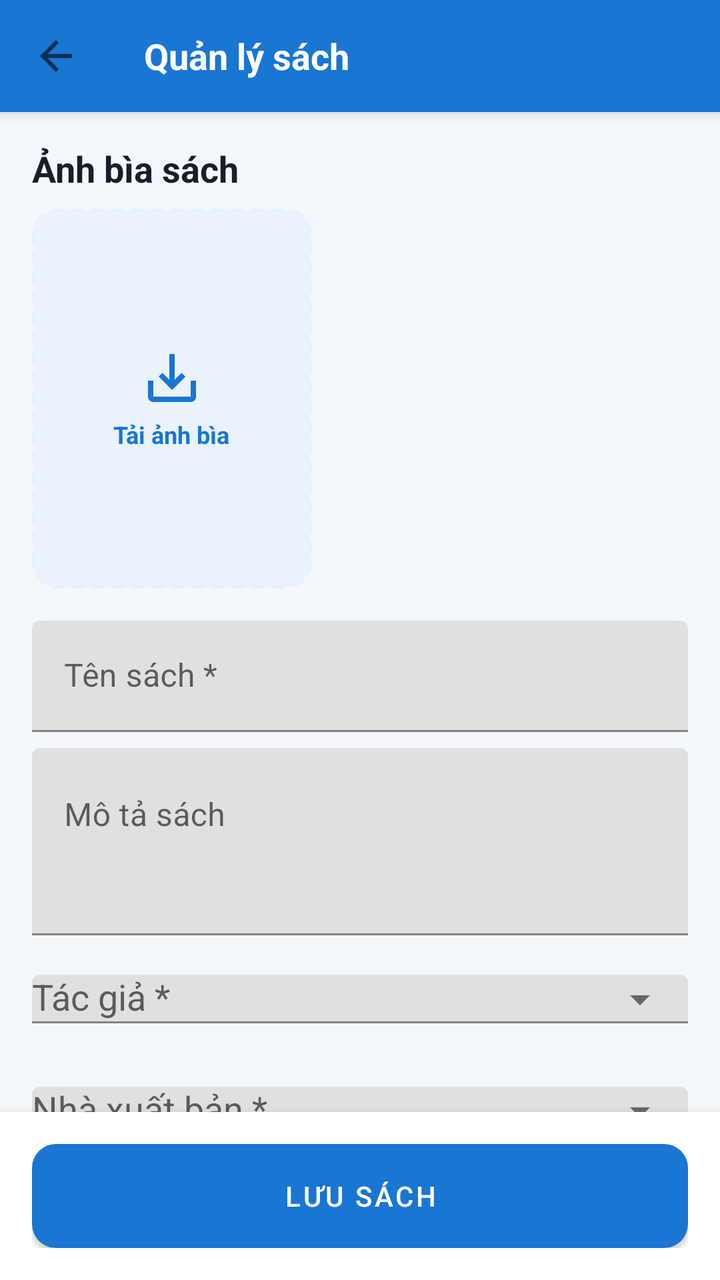
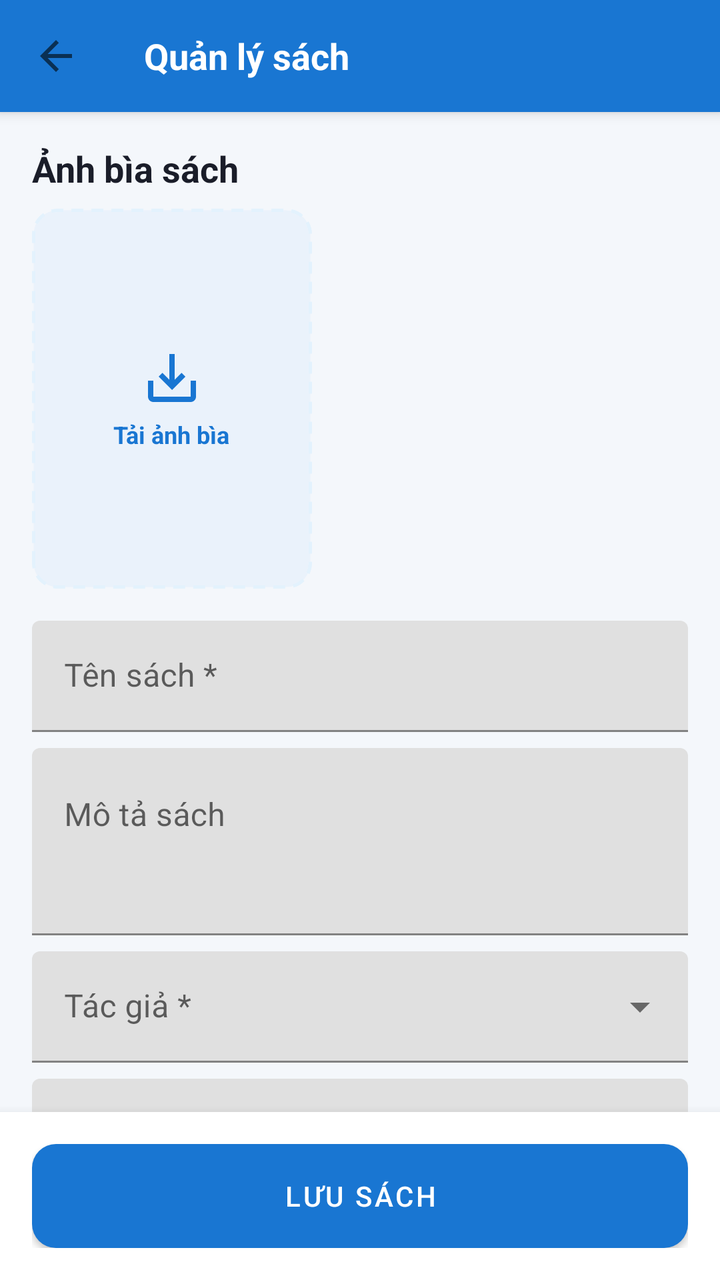

The first picture is an Android layout as it rendered before a commit; the second is the same layout after the commit. The layout source and the unified diff follow.
<!-- AndroidManifest.xml: application theme Theme.BookApp -->
<!-- res/layout/admin_activity_add_edit_book.xml -->
<?xml version="1.0" encoding="utf-8"?>
<LinearLayout xmlns:android="http://schemas.android.com/apk/res/android"
    xmlns:app="http://schemas.android.com/apk/res-auto"
    xmlns:tools="http://schemas.android.com/tools"
    android:layout_width="match_parent"
    android:layout_height="match_parent"
    android:background="@color/background"
    android:orientation="vertical">

    <include layout="@layout/admin_toolbar_admin" />

    <androidx.core.widget.NestedScrollView
        android:layout_width="match_parent"
        android:layout_height="0dp"
        android:layout_weight="1"
        android:overScrollMode="never">

        <LinearLayout
            android:layout_width="match_parent"
            android:layout_height="wrap_content"
            android:orientation="vertical"
            android:padding="@dimen/spacing_md">

            
            <TextView style="@style/Text.Heading2" android:text="Ảnh bìa sách"
                android:layout_width="wrap_content" android:layout_height="wrap_content"/>

            <FrameLayout
                android:id="@+id/fl_cover_upload"
                android:layout_width="140dp"
                android:layout_height="190dp"
                android:layout_marginTop="@dimen/spacing_sm"
                android:background="@drawable/bg_dashed_upload">

                <ImageView
                    android:id="@+id/iv_book_cover_preview"
                    android:layout_width="match_parent"
                    android:layout_height="match_parent"
                    android:scaleType="centerCrop"
                    android:visibility="gone"
                    tools:visibility="visible" />

                <LinearLayout
                    android:id="@+id/ll_upload_placeholder"
                    android:layout_width="match_parent"
                    android:layout_height="match_parent"
                    android:gravity="center"
                    android:orientation="vertical">

                    <ImageView
                        android:layout_width="32dp"
                        android:layout_height="32dp"
                        android:src="@drawable/ic_upload_image" />

                    <TextView
                        android:layout_width="wrap_content"
                        android:layout_height="wrap_content"
                        android:layout_marginTop="4dp"
                        android:text="Tải ảnh bìa"
                        android:textColor="@color/primary"
                        android:textSize="12sp"
                        android:textStyle="bold" />
                </LinearLayout>
            </FrameLayout>

            
            <com.google.android.material.textfield.TextInputLayout
                android:layout_width="match_parent"
                android:layout_height="wrap_content"
                android:layout_marginTop="@dimen/spacing_md"
                android:hint="Tên sách *">

                <com.google.android.material.textfield.TextInputEditText
                    android:id="@+id/et_book_title"
                    android:layout_width="match_parent"
                    android:layout_height="wrap_content" />
            </com.google.android.material.textfield.TextInputLayout>

            
            <com.google.android.material.textfield.TextInputLayout
                android:layout_width="match_parent"
                android:layout_height="wrap_content"
                android:layout_marginTop="@dimen/spacing_sm"
                android:hint="Mô tả sách">

                <com.google.android.material.textfield.TextInputEditText
                    android:id="@+id/et_book_description"
                    android:layout_width="match_parent"
                    android:layout_height="wrap_content"
                    android:gravity="top"
                    android:inputType="textMultiLine"
                    android:minLines="3" />
            </com.google.android.material.textfield.TextInputLayout>

            
            <com.google.android.material.textfield.TextInputLayout
                android:layout_width="match_parent"
                android:layout_height="wrap_content"
                android:layout_marginTop="@dimen/spacing_sm"
                android:hint="Tác giả *"
                app:endIconMode="dropdown_menu">

                <AutoCompleteTextView
                    android:id="@+id/act_book_author"
                    android:layout_width="match_parent"
                    android:layout_height="wrap_content"
                    android:inputType="none" />
            </com.google.android.material.textfield.TextInputLayout>

            <com.google.android.material.textfield.TextInputLayout
                android:layout_width="match_parent"
                android:layout_height="wrap_content"
                android:layout_marginTop="@dimen/spacing_sm"
                android:hint="Nhà xuất bản *"
                app:endIconMode="dropdown_menu">

                <AutoCompleteTextView
                    android:id="@+id/act_book_publisher"
                    android:layout_width="match_parent"
                    android:layout_height="wrap_content"
                    android:inputType="none" />
            </com.google.android.material.textfield.TextInputLayout>

            
            <TextView
                android:layout_width="wrap_content"
                android:layout_height="wrap_content"
                android:layout_marginTop="@dimen/spacing_md"
                android:text="Thể loại *"
                style="@style/Text.Body" />

            <com.google.android.material.chip.ChipGroup
                android:id="@+id/cg_book_categories"
                android:layout_width="match_parent"
                android:layout_height="wrap_content"
                android:layout_marginTop="@dimen/spacing_xs"
                app:chipSpacingHorizontal="6dp"
                app:selectionRequired="false"
                app:singleSelection="false">

                <com.google.android.material.chip.Chip
                    style="@style/Widget.MaterialComponents.Chip.Filter"
                    android:layout_width="wrap_content"
                    android:layout_height="wrap_content"
                    android:text="Kỹ năng sống" />

                <com.google.android.material.chip.Chip
                    style="@style/Widget.MaterialComponents.Chip.Filter"
                    android:layout_width="wrap_content"
                    android:layout_height="wrap_content"
                    android:text="Văn học" />
            </com.google.android.material.chip.ChipGroup>

            
            <LinearLayout
                android:layout_width="match_parent"
                android:layout_height="wrap_content"
                android:layout_marginTop="@dimen/spacing_sm"
                android:orientation="horizontal">

                <com.google.android.material.textfield.TextInputLayout
                    android:layout_width="0dp"
                    android:layout_height="wrap_content"
                    android:layout_marginEnd="@dimen/spacing_xs"
                    android:layout_weight="1"
                    android:hint="Giá gốc (đ) *">

                    <com.google.android.material.textfield.TextInputEditText
                        android:id="@+id/et_book_price"
                        android:layout_width="match_parent"
                        android:layout_height="wrap_content"
                        android:inputType="number" />
                </com.google.android.material.textfield.TextInputLayout>

                <com.google.android.material.textfield.TextInputLayout
                    android:layout_width="0dp"
                    android:layout_height="wrap_content"
                    android:layout_marginStart="@dimen/spacing_xs"
                    android:layout_weight="1"
                    android:hint="Giá sale (đ)">

                    <com.google.android.material.textfield.TextInputEditText
                        android:id="@+id/et_book_sale_price"
                        android:layout_width="match_parent"
                        android:layout_height="wrap_content"
                        android:inputType="number" />
                </com.google.android.material.textfield.TextInputLayout>
            </LinearLayout>

            <com.google.android.material.textfield.TextInputLayout
                android:layout_width="match_parent"
                android:layout_height="wrap_content"
                android:layout_marginTop="@dimen/spacing_sm"
                android:hint="Số lượng tồn kho *">

                <com.google.android.material.textfield.TextInputEditText
                    android:id="@+id/et_book_stock"
                    android:layout_width="match_parent"
                    android:layout_height="wrap_content"
                    android:inputType="number" />
            </com.google.android.material.textfield.TextInputLayout>

            
            <LinearLayout
                android:layout_width="match_parent"
                android:layout_height="wrap_content"
                android:layout_marginTop="@dimen/spacing_md"
                android:background="@drawable/bg_rounded_card"
                android:orientation="vertical"
                android:padding="@dimen/spacing_sm">

                <LinearLayout
                    android:layout_width="match_parent"
                    android:layout_height="wrap_content"
                    android:gravity="center_vertical"
                    android:orientation="horizontal">

                    <TextView
                        android:layout_width="0dp"
                        android:layout_height="wrap_content"
                        android:layout_weight="1"
                        android:text="Ghim hiển thị trang chủ"
                        style="@style/Text.Body" />

                    <androidx.appcompat.widget.SwitchCompat
                        android:id="@+id/sw_is_featured"
                        android:layout_width="wrap_content"
                        android:layout_height="wrap_content"
                        app:thumbTint="@color/primary" />
                </LinearLayout>

                <View
                    android:layout_width="match_parent"
                    android:layout_height="1dp"
                    android:layout_marginVertical="@dimen/spacing_xs"
                    android:background="@color/divider" />

                <LinearLayout
                    android:layout_width="match_parent"
                    android:layout_height="wrap_content"
                    android:gravity="center_vertical"
                    android:orientation="horizontal">

                    <TextView
                        android:layout_width="0dp"
                        android:layout_height="wrap_content"
                        android:layout_weight="1"
                        android:text="Đang mở bán (hiển thị cho khách)"
                        style="@style/Text.Body" />

                    <androidx.appcompat.widget.SwitchCompat
                        android:id="@+id/sw_is_active"
                        android:layout_width="wrap_content"
                        android:layout_height="wrap_content"
                        android:checked="true"
                        app:thumbTint="@color/primary" />
                </LinearLayout>
            </LinearLayout>

            <Space android:layout_width="match_parent" android:layout_height="24dp" />
        </LinearLayout>
    </androidx.core.widget.NestedScrollView>

    
    <LinearLayout
        android:layout_width="match_parent"
        android:layout_height="wrap_content"
        android:background="@color/surface"
        android:elevation="8dp"
        android:orientation="horizontal"
        android:padding="@dimen/spacing_md">

        <com.google.android.material.button.MaterialButton
            android:id="@+id/btn_delete_book"
            style="@style/Widget.BookApp.Button.Outline"
            android:layout_width="wrap_content"
            android:layout_height="@dimen/button_height"
            android:layout_marginEnd="@dimen/spacing_sm"
            android:strokeColor="@color/error"
            android:text="Xóa"
            android:textColor="@color/error"
            android:visibility="gone"
            tools:visibility="visible" />

        <com.google.android.material.button.MaterialButton
            android:id="@+id/btn_save_book"
            style="@style/Widget.BookApp.Button.Primary"
            android:layout_width="0dp"
            android:layout_height="@dimen/button_height"
            android:layout_weight="1"
            android:text="Lưu sách" />
    </LinearLayout>

</LinearLayout>
<!-- res/layout/admin_toolbar_admin.xml (included above) -->
<?xml version="1.0" encoding="utf-8"?>
<androidx.appcompat.widget.Toolbar xmlns:android="http://schemas.android.com/apk/res/android"
    xmlns:app="http://schemas.android.com/apk/res-auto"
    android:id="@+id/tb_toolbar"
    android:layout_width="match_parent"
    android:layout_height="?attr/actionBarSize"
    android:background="@color/primary"
    app:contentInsetStart="0dp"
    app:navigationIcon="@drawable/ic_back"
    app:elevation="4dp">

    <LinearLayout
        android:layout_width="match_parent"
        android:layout_height="match_parent"
        android:gravity="center_vertical"
        android:orientation="horizontal">

        <TextView
            android:id="@+id/tv_toolbar_title"
            android:layout_width="0dp"
            android:layout_height="wrap_content"
            android:layout_weight="1"
            android:ellipsize="end"
            android:maxLines="1"
            android:text="Quản lý sách"
            android:textColor="@color/white"
            android:textSize="18sp"
            android:textStyle="bold" />

        <ImageView
            android:id="@+id/iv_toolbar_action"
            android:layout_width="@dimen/touch_target_min"
            android:layout_height="@dimen/touch_target_min"
            android:background="?attr/selectableItemBackgroundBorderless"
            android:padding="12dp"
            android:src="@drawable/ic_filter"
            android:visibility="gone"
            app:tint="@color/white"
            tools:visibility="visible"
            xmlns:tools="http://schemas.android.com/tools" />
    </LinearLayout>
</androidx.appcompat.widget.Toolbar>
<!-- resources referenced by this layout -->
<resources>
  <color name="background">#F4F7FB</color>
  <color name="divider">#E5E9F0</color>
  <color name="error">#D32F2F</color>
  <color name="primary">#1976D2</color>
  <color name="surface">#FFFFFF</color>
  <color name="white">#FFFFFF</color>
  <dimen name="button_height">52dp</dimen>
  <dimen name="spacing_md">16dp</dimen>
  <dimen name="spacing_sm">8dp</dimen>
  <dimen name="spacing_xs">4dp</dimen>
  <dimen name="touch_target_min">48dp</dimen>
  <!-- drawable bg_dashed_upload (drawable) -->
  <shape xmlns:android="http://schemas.android.com/apk/res/android">
      <solid android:color="@color/surface_variant"/>
      <corners android:radius="12dp"/>
      <stroke android:width="1.5dp" android:color="@color/primary_light" android:dashWidth="6dp" android:dashGap="4dp"/>
  </shape>
  <!-- drawable bg_rounded_card (drawable) -->
  <shape xmlns:android="http://schemas.android.com/apk/res/android">
      <solid android:color="@color/white"/>
      <corners android:radius="14dp"/>
  </shape>
  <!-- drawable ic_back (drawable) -->
  <?xml version="1.0" encoding="utf-8"?>
  <vector xmlns:android="http://schemas.android.com/apk/res/android"
      android:width="24dp"
      android:height="24dp"
      android:viewportWidth="24"
      android:viewportHeight="24"
      android:tint="?attr/colorControlNormal">
      <path
          android:fillColor="#FF000000"
          android:pathData="M20,11L7.83,11l5.59,-5.59L12,4l-8,8 8,8 1.41,-1.41L7.83,13L20,13z"/>
  </vector>
  <!-- drawable ic_filter (drawable) -->
  <vector xmlns:android="http://schemas.android.com/apk/res/android"
      android:width="24dp" android:height="24dp" android:viewportWidth="24" android:viewportHeight="24">
      <path android:fillColor="#FF000000" android:pathData="M10,18h4v-2h-4v2zM3,6v2h18V6H3zM6,13h12v-2H6v2z"/>
  </vector>
  <!-- drawable ic_upload_image (drawable) -->
  <vector xmlns:android="http://schemas.android.com/apk/res/android"
      android:width="32dp" android:height="32dp" android:viewportWidth="24" android:viewportHeight="24">
      <path android:fillColor="#FF1976D2" android:pathData="M19,13v6H5v-6H3v6c0,1.1 0.9,2 2,2h14c1.1,0 2,-0.9 2,-2v-6H19zM13,12.67l2.59,-2.58L17,11.5l-5,5 -5,-5 1.41,-1.41L11,12.67V3h2v9.67z"/>
  </vector>
  <style name="Text.Body">
          <item name="android:textColor">@color/text_primary</item>
          <item name="android:textSize">14sp</item>
      </style>
  <style name="Text.Heading2">
          <item name="android:textColor">@color/text_primary</item>
          <item name="android:textSize">18sp</item>
          <item name="android:textStyle">bold</item>
      </style>
  <style name="Widget.BookApp.Button.Outline" parent="Widget.MaterialComponents.Button.OutlinedButton">
          <item name="cornerRadius">12dp</item>
          <item name="strokeWidth">1dp</item>
          <item name="android:insetTop">0dp</item>
          <item name="android:insetBottom">0dp</item>
      </style>
  <style name="Widget.BookApp.Button.Primary" parent="Widget.MaterialComponents.Button">
          <item name="cornerRadius">12dp</item>
          <item name="android:insetTop">0dp</item>
          <item name="android:insetBottom">0dp</item>
      </style>
  <style name="Theme.BookApp" parent="Theme.MaterialComponents.DayNight.NoActionBar">
          
          <item name="colorPrimary">@color/primary</item>
          
          <item name="colorPrimaryDark">@color/primary_dark</item>
          
          <item name="colorAccent">@color/accent_price</item>
  
          
          <item name="android:windowBackground">@color/background</item>
          
          <item name="android:textColorPrimary">@color/text_primary</item>
          
          <item name="android:textColorHint">@color/text_hint</item>
      </style>
  <color name="surface_variant">#EAF2FB</color>
  <color name="primary_light">#E3F2FD</color>
  <color name="text_primary">#1A1D29</color>
  <color name="primary_dark">#0D47A1</color>
  <color name="accent_price">#FF7A00</color>
  <color name="text_hint">#A0A6B1</color>
</resources>

<!-- the commit's change to res/layout/admin_activity_add_edit_book.xml (unified diff, before → after) -->
@@ -94,11 +94,11 @@
 
             
             <com.google.android.material.textfield.TextInputLayout
-                android:layout_width="match_parent"
-                android:layout_height="wrap_content"
-                android:layout_marginTop="@dimen/spacing_sm"
-                android:hint="Tác giả *"
-                app:endIconMode="dropdown_menu">
+                style="@style/Widget.MaterialComponents.TextInputLayout.FilledBox.ExposedDropdownMenu"
+                android:layout_width="match_parent"
+                android:layout_height="wrap_content"
+                android:layout_marginTop="@dimen/spacing_sm"
+                android:hint="Tác giả *">
 
                 <AutoCompleteTextView
                     android:id="@+id/act_book_author"
@@ -108,11 +108,11 @@
             </com.google.android.material.textfield.TextInputLayout>
 
             <com.google.android.material.textfield.TextInputLayout
-                android:layout_width="match_parent"
-                android:layout_height="wrap_content"
-                android:layout_marginTop="@dimen/spacing_sm"
-                android:hint="Nhà xuất bản *"
-                app:endIconMode="dropdown_menu">
+                style="@style/Widget.MaterialComponents.TextInputLayout.FilledBox.ExposedDropdownMenu"
+                android:layout_width="match_parent"
+                android:layout_height="wrap_content"
+                android:layout_marginTop="@dimen/spacing_sm"
+                android:hint="Nhà xuất bản *">
 
                 <AutoCompleteTextView
                     android:id="@+id/act_book_publisher"
